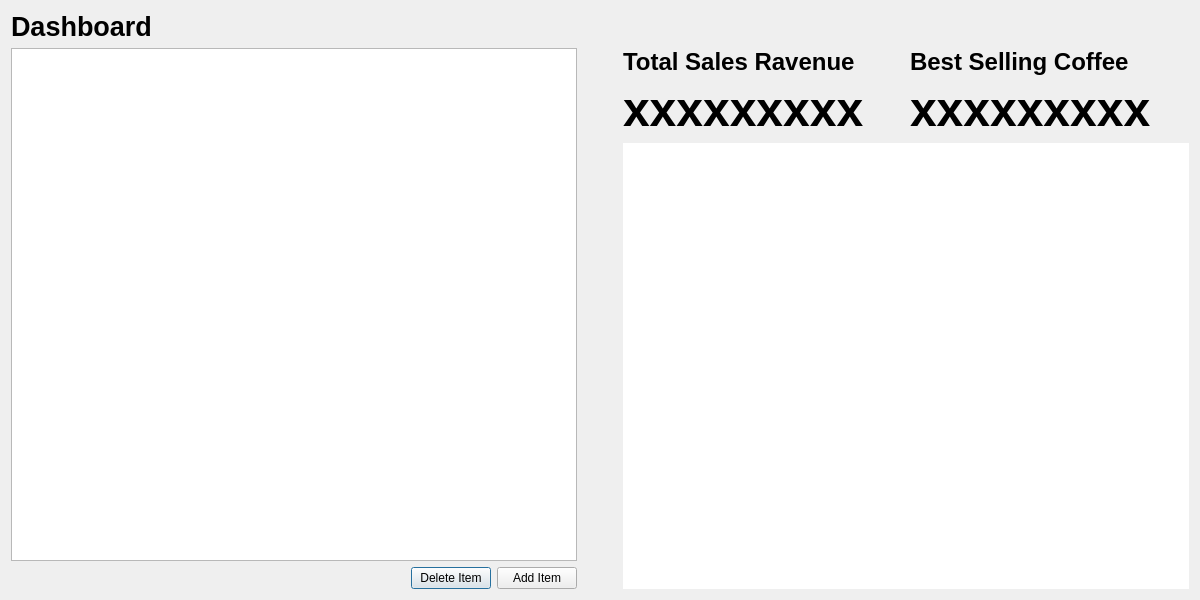
The window that dialog2.ui (Ren-Com/CoffeeShopSystemMadeWithQT) describes before a commit, drawn with Qt 5.
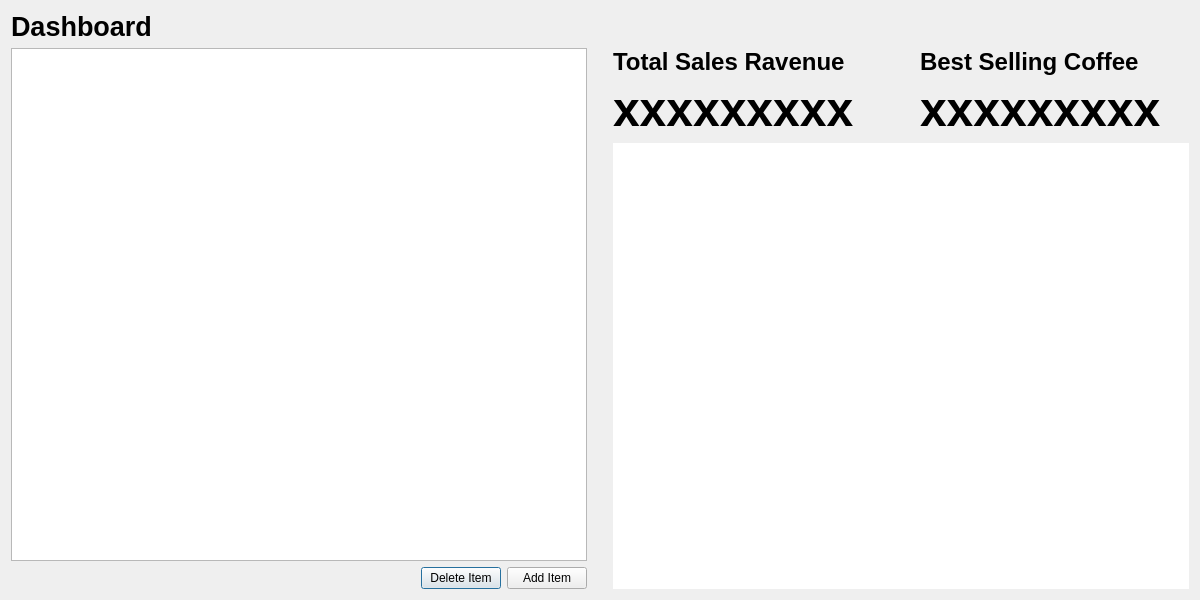
The same window after the commit.

What changed in the file:
```diff
--- a/dialog2.ui
+++ b/dialog2.ui
@@ -87,7 +87,7 @@
        </property>
        <property name="sizeHint" stdset="0">
         <size>
-         <width>40</width>
+         <width>20</width>
          <height>20</height>
         </size>
        </property>
@@ -120,9 +120,12 @@
            <property name="orientation">
             <enum>Qt::Orientation::Horizontal</enum>
            </property>
+           <property name="sizeType">
+            <enum>QSizePolicy::Policy::Fixed</enum>
+           </property>
            <property name="sizeHint" stdset="0">
             <size>
-             <width>40</width>
+             <width>60</width>
              <height>20</height>
             </size>
            </property>
```
Left out of the diff: 2 changed lines with no effect on the pictures.
